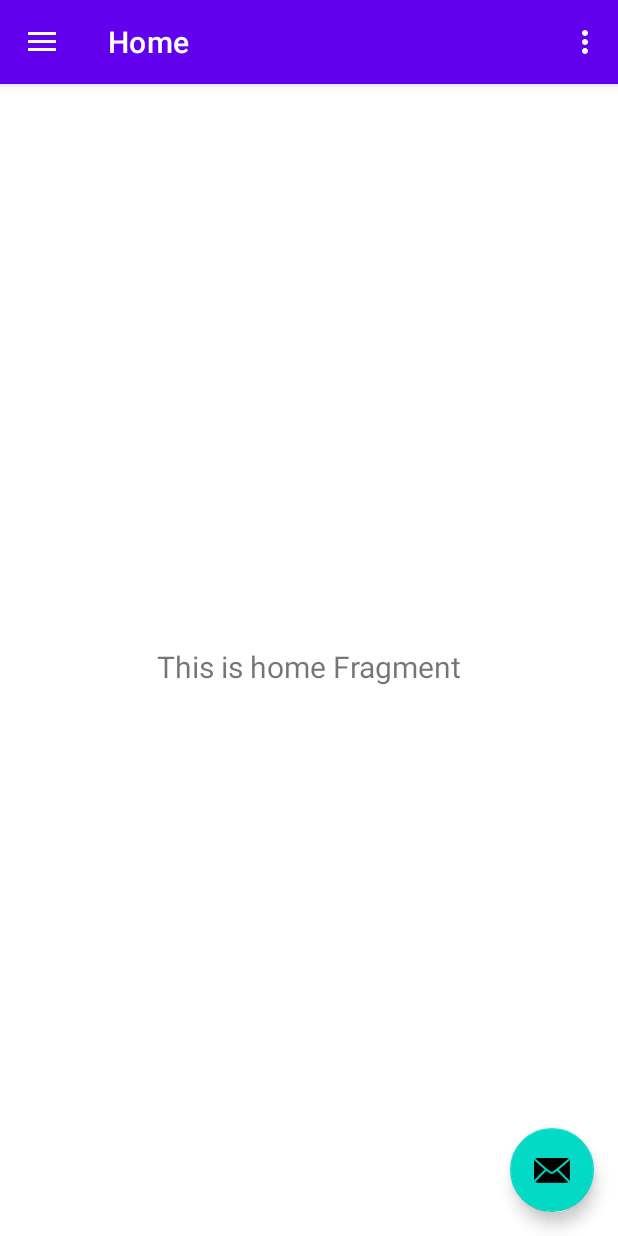
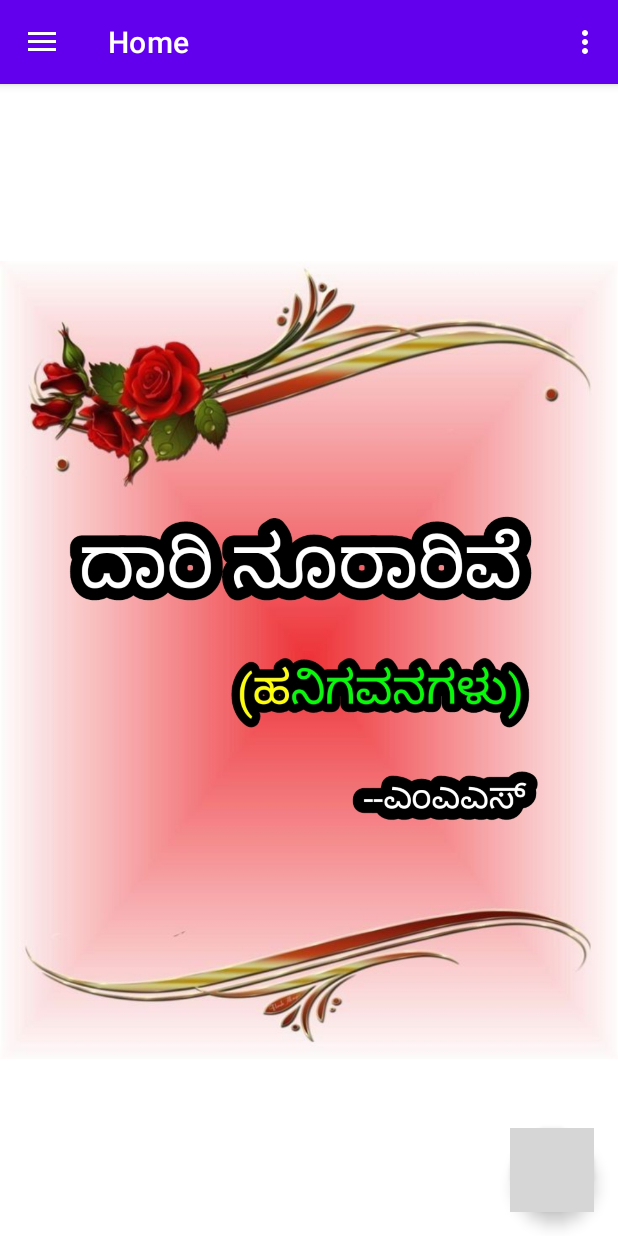
Before and after one commit to ksoundarya4/Kannada-Nudimuthugalu, an Android app: the screen it shows after launch (MainActivity), on a phone screen of 412 x 824 dp. Run offline under Robolectric (Android 15) with nearby library versions, the phone set to English and light mode, and no system bars; our stand-ins replace navigation-ui; grey boxes are pictures that could not be loaded.

Commit message:
changed menu items and added home screen

```diff
--- a/app/src/main/java/com/example/kannadanudimuttugalu/ui/gallery/GalleryViewModel.kt
+++ b/app/src/main/java/com/example/kannadanudimuttugalu/ui/gallery/AboutViewModel.kt
@@ -4,7 +4,7 @@ import androidx.lifecycle.LiveData
 import androidx.lifecycle.MutableLiveData
 import androidx.lifecycle.ViewModel
 
-class GalleryViewModel : ViewModel() {
+class AboutViewModel : ViewModel() {
 
     private val _text = MutableLiveData<String>().apply {
         value = "This is gallery Fragment"
--- a/app/src/main/java/com/example/kannadanudimuttugalu/ui/home/HomeFragment.kt
+++ b/app/src/main/java/com/example/kannadanudimuttugalu/ui/home/DariNurariveFragment.kt
@@ -7,9 +7,10 @@ import android.view.ViewGroup
 import android.widget.TextView
 import androidx.fragment.app.Fragment
 import androidx.lifecycle.ViewModelProvider
+import com.example.kannadanudimuttugalu.R
 import com.example.kannadanudimuttugalu.databinding.FragmentHomeBinding
 
-class HomeFragment : Fragment() {
+class DariNurariveFragment : Fragment() {
 
     private var _binding: FragmentHomeBinding? = null
 
@@ -23,17 +24,19 @@ class HomeFragment : Fragment() {
         savedInstanceState: Bundle?
     ): View {
         val homeViewModel =
-            ViewModelProvider(this).get(HomeViewModel::class.java)
+            ViewModelProvider(this)[DariNurariveViewModel::class.java]
 
         _binding = FragmentHomeBinding.inflate(inflater, container, false)
-        val root: View = binding.root
 
-        val textView: TextView = binding.textHome
-        homeViewModel.text.observe(viewLifecycleOwner) {
-            textView.text = it
-        }
-        return root
+        setUpToolbar()
+
+        return binding.root
     }
+
+    private fun setUpToolbar(){
+        activity?.actionBar?.setTitle(R.string.app_name)
+    }
+
 
     override fun onDestroyView() {
         super.onDestroyView()
--- a/app/src/main/java/com/example/kannadanudimuttugalu/ui/home/HomeViewModel.kt
+++ b/app/src/main/java/com/example/kannadanudimuttugalu/ui/home/DariNurariveViewModel.kt
@@ -4,7 +4,7 @@ import androidx.lifecycle.LiveData
 import androidx.lifecycle.MutableLiveData
 import androidx.lifecycle.ViewModel
 
-class HomeViewModel : ViewModel() {
+class DariNurariveViewModel : ViewModel() {
 
     private val _text = MutableLiveData<String>().apply {
         value = "This is home Fragment"
--- a/app/src/main/java/com/example/kannadanudimuttugalu/ui/slideshow/SlideshowViewModel.kt
+++ b/app/src/main/java/com/example/kannadanudimuttugalu/ui/slideshow/ProfileViewModel.kt
@@ -4,7 +4,7 @@ import androidx.lifecycle.LiveData
 import androidx.lifecycle.MutableLiveData
 import androidx.lifecycle.ViewModel
 
-class SlideshowViewModel : ViewModel() {
+class ProfileViewModel : ViewModel() {
 
     private val _text = MutableLiveData<String>().apply {
         value = "This is slideshow Fragment"
--- a/app/src/main/res/layout/app_bar_main.xml
+++ b/app/src/main/res/layout/app_bar_main.xml
@@ -29,6 +29,6 @@
         android:layout_gravity="bottom|end"
         android:layout_marginEnd="@dimen/fab_margin"
         android:layout_marginBottom="16dp"
-        app:srcCompat="@android:drawable/ic_dialog_email" />
+        app:srcCompat="@drawable/ic_arrow_right" />
 
 </androidx.coordinatorlayout.widget.CoordinatorLayout>
--- a/app/src/main/res/layout/fragment_slideshow.xml
+++ b/app/src/main/res/layout/fragment_about.xml
@@ -4,10 +4,10 @@
     xmlns:tools="http://schemas.android.com/tools"
     android:layout_width="match_parent"
     android:layout_height="match_parent"
-    tools:context=".ui.slideshow.SlideshowFragment">
+    tools:context=".ui.gallery.AboutFragment">
 
     <TextView
-        android:id="@+id/text_slideshow"
+        android:id="@+id/text_gallery"
         android:layout_width="match_parent"
         android:layout_height="wrap_content"
         android:layout_marginStart="8dp"
--- a/app/src/main/res/layout/fragment_home.xml
+++ b/app/src/main/res/layout/fragment_home.xml
@@ -4,19 +4,15 @@
     xmlns:tools="http://schemas.android.com/tools"
     android:layout_width="match_parent"
     android:layout_height="match_parent"
-    tools:context=".ui.home.HomeFragment">
+    tools:context=".ui.home.DariNurariveFragment">
 
-    <TextView
-        android:id="@+id/text_home"
+    <androidx.appcompat.widget.AppCompatImageView
         android:layout_width="match_parent"
-        android:layout_height="wrap_content"
-        android:layout_marginStart="8dp"
-        android:layout_marginTop="8dp"
-        android:layout_marginEnd="8dp"
-        android:textAlignment="center"
-        android:textSize="20sp"
+        android:layout_height="match_parent"
+        app:srcCompat="@drawable/ic_launcher"
+        app:layout_constraintStart_toStartOf="parent"
+        app:layout_constraintEnd_toEndOf="parent"
+        app:layout_constraintTop_toTopOf="parent"
         app:layout_constraintBottom_toBottomOf="parent"
-        app:layout_constraintEnd_toEndOf="parent"
-        app:layout_constraintStart_toStartOf="parent"
-        app:layout_constraintTop_toTopOf="parent" />
+        />
 </androidx.constraintlayout.widget.ConstraintLayout>
--- a/app/src/main/res/layout/fragment_gallery.xml
+++ b/app/src/main/res/layout/fragment_profile.xml
@@ -4,10 +4,10 @@
     xmlns:tools="http://schemas.android.com/tools"
     android:layout_width="match_parent"
     android:layout_height="match_parent"
-    tools:context=".ui.gallery.GalleryFragment">
+    tools:context=".ui.slideshow.ProfileFragment">
 
     <TextView
-        android:id="@+id/text_gallery"
+        android:id="@+id/text_slideshow"
         android:layout_width="match_parent"
         android:layout_height="wrap_content"
         android:layout_marginStart="8dp"
--- a/app/src/main/res/menu/activity_main_drawer.xml
+++ b/app/src/main/res/menu/activity_main_drawer.xml
@@ -6,15 +6,15 @@
     <group android:checkableBehavior="single">
         <item
             android:id="@+id/nav_home"
-            android:icon="@drawable/ic_menu_camera"
+            android:icon="@drawable/ic_menu_home"
             android:title="@string/menu_home" />
         <item
-            android:id="@+id/nav_gallery"
-            android:icon="@drawable/ic_menu_gallery"
-            android:title="@string/menu_gallery" />
+            android:id="@+id/nav_about"
+            android:icon="@drawable/ic_menu_about"
+            android:title="@string/menu_about" />
         <item
-            android:id="@+id/nav_slideshow"
-            android:icon="@drawable/ic_menu_slideshow"
-            android:title="@string/menu_slideshow" />
+            android:id="@+id/nav_profile"
+            android:icon="@drawable/ic_menu_profile"
+            android:title="@string/menu_profile" />
     </group>
 </menu>
--- a/app/src/main/res/navigation/mobile_navigation.xml
+++ b/app/src/main/res/navigation/mobile_navigation.xml
@@ -7,19 +7,19 @@
 
     <fragment
         android:id="@+id/nav_home"
-        android:name="com.example.kannadanudimuttugalu.ui.home.HomeFragment"
+        android:name="com.example.kannadanudimuttugalu.ui.home.DariNurariveFragment"
         android:label="@string/menu_home"
         tools:layout="@layout/fragment_home" />
 
     <fragment
         android:id="@+id/nav_gallery"
-        android:name="com.example.kannadanudimuttugalu.ui.gallery.GalleryFragment"
+        android:name="com.example.kannadanudimuttugalu.ui.gallery.AboutFragment"
         android:label="@string/menu_gallery"
-        tools:layout="@layout/fragment_gallery" />
+        tools:layout="@layout/fragment_about" />
 
     <fragment
         android:id="@+id/nav_slideshow"
-        android:name="com.example.kannadanudimuttugalu.ui.slideshow.SlideshowFragment"
+        android:name="com.example.kannadanudimuttugalu.ui.slideshow.ProfileFragment"
         android:label="@string/menu_slideshow"
-        tools:layout="@layout/fragment_slideshow" />
+        tools:layout="@layout/fragment_profile" />
 </navigation>
--- a/app/src/main/res/values/strings.xml
+++ b/app/src/main/res/values/strings.xml
@@ -10,4 +10,9 @@
     <string name="menu_home">Home</string>
     <string name="menu_gallery">Gallery</string>
     <string name="menu_slideshow">Slideshow</string>
+    <string name="menu_about">About</string>
+    <string name="menu_profile">Profile</string>
+
+    <string name="name">Saudhikhulla M A</string>
+    <string name="sub_name"> M S S</string>
 </resources>
```
Also changed, not shown: app/src/main/java/com/example/kannadanudimuttugalu/ui/gallery/AboutFragment.kt (renamed from app/src/main/java/com/example/kannadanudimuttugalu/ui/gallery/GalleryFragment.kt, +5 -5 lines), app/src/main/java/com/example/kannadanudimuttugalu/ui/slideshow/ProfileFragment.kt (renamed from app/src/main/java/com/example/kannadanudimuttugalu/ui/slideshow/SlideshowFragment.kt, +5 -5 lines), app/src/main/res/layout/nav_header_main.xml (+5 -3 lines), app/src/main/res/drawable/ic_launcher.png (added).
